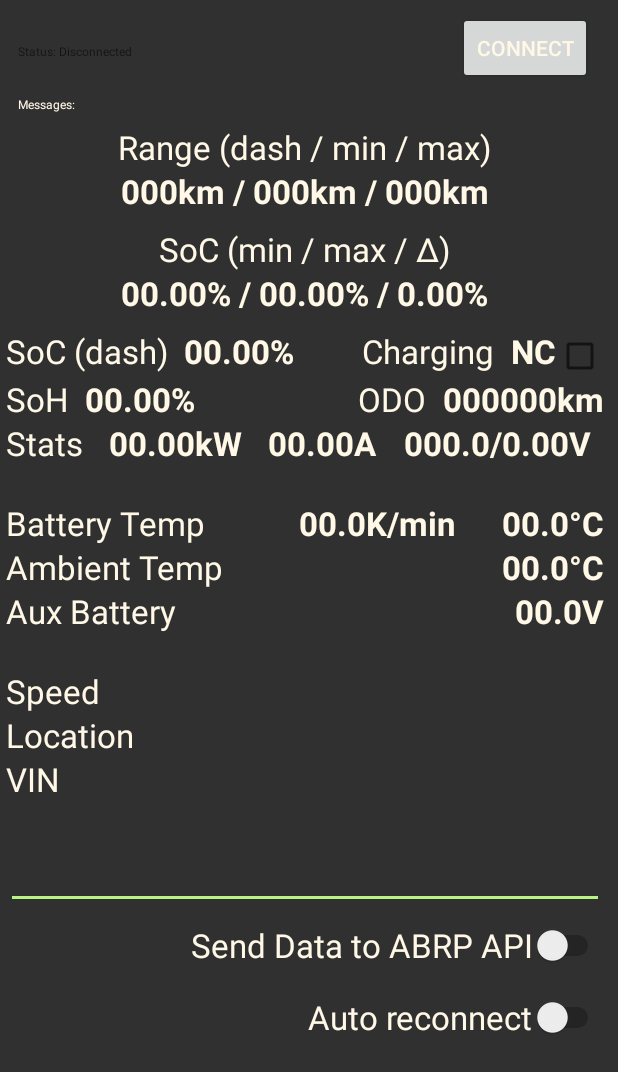
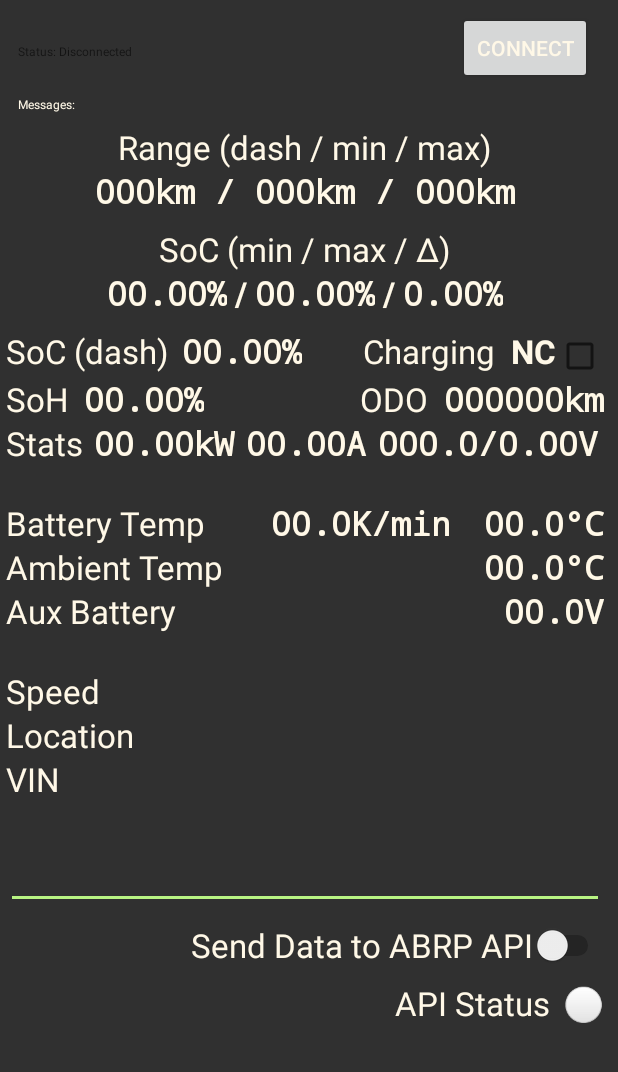
Before and after one commit to DanielH1987/HONDAeInsight, an Android app: the layout activity_communicate.xml on its own in the app's theme, with its tools: preview values and no code run, on a phone screen of 412 x 824 dp. Shown: the top 1072 px of the screen. Run offline under Robolectric (Android 15) with nearby library versions, the phone set to English and light mode, and no system bars.

Commit message:
change: Status-Indicator for ABRP API wip: formatted Strings in GUI new: Tempchange/Minute

```diff
--- a/app/src/main/java/de/danielh/hondae_insight/CommunicateViewModel.java
+++ b/app/src/main/java/de/danielh/hondae_insight/CommunicateViewModel.java
@@ -200,7 +200,6 @@ public class CommunicateViewModel extends AndroidViewModel {
         Toast.makeText(getApplication(), messageResource, Toast.LENGTH_LONG).show();
         if (messageResource == R.string.message_send_error) {
             disconnect();
-            _connectionStatusData.postValue(ConnectionStatus.AUTO_RECONNECT);
         }
     }
 
@@ -251,6 +250,6 @@ public class CommunicateViewModel extends AndroidViewModel {
         DISCONNECTED,
         CONNECTING,
         CONNECTED,
-        AUTO_RECONNECT, RETRY
+        RETRY
     }
 }
--- a/app/src/main/res/layout/activity_communicate.xml
+++ b/app/src/main/res/layout/activity_communicate.xml
@@ -92,6 +92,7 @@
                         android:id="@+id/communicate_range"
                         android:layout_width="wrap_content"
                         android:layout_height="wrap_content"
+                        android:fontFamily="monospace"
                         android:text="000km / 000km / 000km"
                         android:textAppearance="@style/TextAppearance.AppCompat.Large"
                         android:textStyle="bold" />
@@ -144,6 +145,7 @@
                         android:id="@+id/communicate_soc_min"
                         android:layout_width="wrap_content"
                         android:layout_height="wrap_content"
+                        android:fontFamily="monospace"
                         android:text="00.00%"
                         android:textAppearance="@style/TextAppearance.AppCompat.Large"
                         android:textStyle="bold" />
@@ -160,6 +162,7 @@
                         android:id="@+id/communicate_soc_max"
                         android:layout_width="wrap_content"
                         android:layout_height="wrap_content"
+                        android:fontFamily="monospace"
                         android:text="00.00%"
                         android:textAppearance="@style/TextAppearance.AppCompat.Large"
                         android:textStyle="bold" />
@@ -176,6 +179,7 @@
                         android:id="@+id/communicate_soc_delta"
                         android:layout_width="wrap_content"
                         android:layout_height="wrap_content"
+                        android:fontFamily="monospace"
                         android:text="0.00%"
                         android:textAppearance="@style/TextAppearance.AppCompat.Large"
                         android:textStyle="bold" />
@@ -208,6 +212,7 @@
                         android:layout_width="wrap_content"
                         android:layout_height="wrap_content"
                         android:layout_weight="1"
+                        android:fontFamily="monospace"
                         android:text="00.00%"
                         android:textAlignment="textEnd"
                         android:textAppearance="@style/TextAppearance.AppCompat.Large"
@@ -260,6 +265,7 @@
                         android:layout_width="wrap_content"
                         android:layout_height="wrap_content"
                         android:layout_weight="1"
+                        android:fontFamily="monospace"
                         android:text="00.00%"
                         android:textAlignment="textEnd"
                         android:textAppearance="@style/TextAppearance.AppCompat.Large"
@@ -282,6 +288,7 @@
                         android:layout_width="wrap_content"
                         android:layout_height="wrap_content"
                         android:layout_weight="1"
+                        android:fontFamily="monospace"
                         android:text="000000km"
                         android:textAlignment="textEnd"
                         android:textAppearance="@style/TextAppearance.AppCompat.Large"
@@ -307,6 +314,7 @@
                         android:layout_width="wrap_content"
                         android:layout_height="wrap_content"
                         android:layout_weight="2"
+                        android:fontFamily="monospace"
                         android:text="00.00kW"
                         android:textAlignment="center"
                         android:textAppearance="@style/TextAppearance.AppCompat.Large"
@@ -317,6 +325,7 @@
                         android:layout_width="wrap_content"
                         android:layout_height="wrap_content"
                         android:layout_weight="2"
+                        android:fontFamily="monospace"
                         android:text="00.00A"
                         android:textAlignment="center"
                         android:textAppearance="@style/TextAppearance.AppCompat.Large"
@@ -327,6 +336,7 @@
                         android:layout_width="wrap_content"
                         android:layout_height="wrap_content"
                         android:layout_weight="2"
+                        android:fontFamily="monospace"
                         android:text="000.0/0.00V"
                         android:textAlignment="center"
                         android:textAppearance="@style/TextAppearance.AppCompat.Large"
@@ -355,6 +365,7 @@
                         android:layout_width="wrap_content"
                         android:layout_height="wrap_content"
                         android:layout_weight="1"
+                        android:fontFamily="monospace"
                         android:text="00.0K/min"
                         android:textAlignment="textEnd"
                         android:textAppearance="@style/TextAppearance.AppCompat.Large"
@@ -365,6 +376,7 @@
                         android:layout_width="wrap_content"
                         android:layout_height="wrap_content"
                         android:layout_weight="1"
+                        android:fontFamily="monospace"
                         android:text="00.0°C"
                         android:textAlignment="textEnd"
                         android:textAppearance="@style/TextAppearance.AppCompat.Large"
@@ -389,6 +401,7 @@
                         android:layout_width="wrap_content"
                         android:layout_height="wrap_content"
                         android:layout_weight="1"
+                        android:fontFamily="monospace"
                         android:text="00.0°C"
                         android:textAlignment="textEnd"
                         android:textAppearance="@style/TextAppearance.AppCompat.Large"
@@ -413,6 +426,7 @@
                         android:layout_width="wrap_content"
                         android:layout_height="wrap_content"
                         android:layout_weight="1"
+                        android:fontFamily="monospace"
                         android:text="00.0V"
                         android:textAlignment="textEnd"
                         android:textAppearance="@style/TextAppearance.AppCompat.Large"
@@ -546,18 +560,19 @@
                 android:orientation="horizontal">
 
                 <TextView
-                    android:id="@+id/text_auto_reconnect"
+                    android:id="@+id/text_api_status"
                     android:layout_width="wrap_content"
                     android:layout_height="wrap_content"
                     android:layout_weight="1"
-                    android:text="@string/auto_reconnect"
+                    android:text="API Status"
                     android:textAlignment="textEnd"
                     android:textAppearance="@style/TextAppearance.AppCompat.Large" />
 
-                <Switch
-                    android:id="@+id/communicate_auto_reconnect"
-                    android:layout_width="48dp"
-                    android:layout_height="48dp"
+                <TextView
+                    android:id="@+id/communicate_api_status"
+                    android:layout_width="36dp"
+                    android:layout_height="wrap_content"
+                    android:text="⚪"
                     android:textAlignment="textEnd"
                     android:textAppearance="@style/TextAppearance.AppCompat.Large" />
             </LinearLayout>
--- a/build.gradle
+++ b/build.gradle
@@ -5,7 +5,7 @@ buildscript {
         mavenCentral()
     }
     dependencies {
-        classpath 'com.android.tools.build:gradle:8.7.2'
+        classpath 'com.android.tools.build:gradle:8.7.3'
         classpath "org.jetbrains.kotlin:kotlin-gradle-plugin:$kotlin_version"
     }
 }
```
Also changed, not shown: app/src/main/java/de/danielh/hondae_insight/CommunicateActivity.java (+96 -95 lines).
